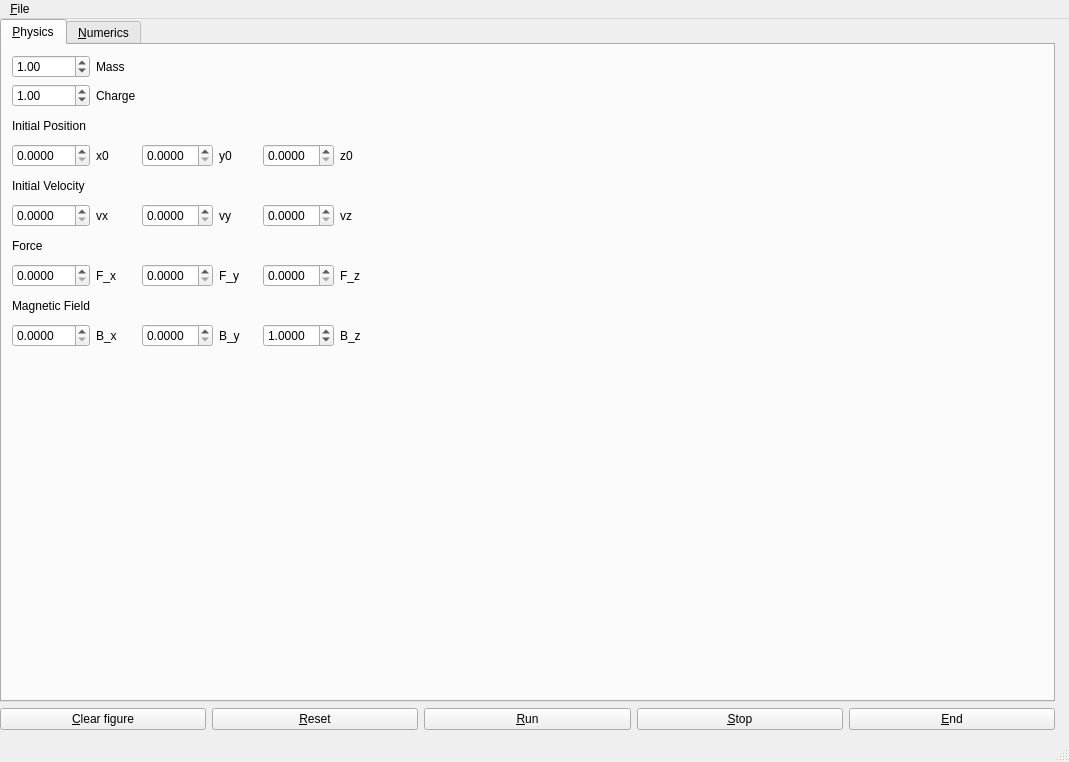
Above: src/drift_explorer/mainwindow.ui from PlasmaFAIR/DriftExplorer before the change. Below: the same form after it.
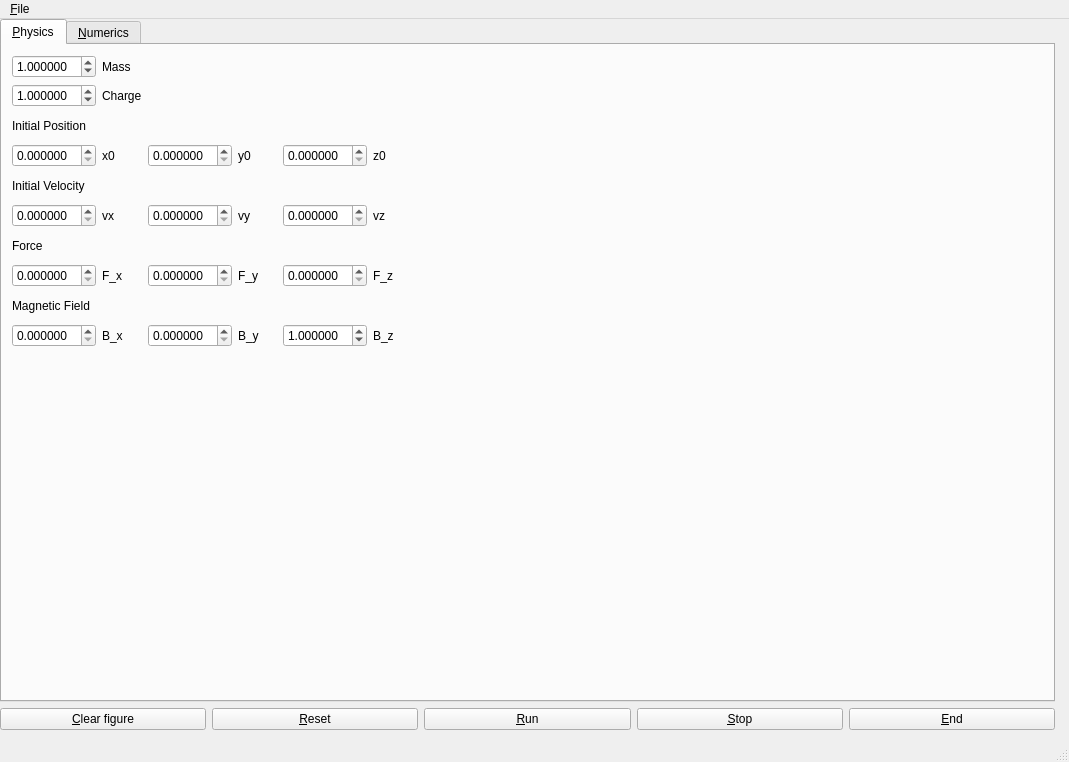
That is the form after the change. Icons and pictures are not drawn. Custom widgets are drawn as their Qt base class.

Commit message: Switch most spin boxes to scientificdoublespinbox

What changed in the file:
```diff
--- a/src/drift_explorer/mainwindow.ui
+++ b/src/drift_explorer/mainwindow.ui
@@ -40,145 +40,17 @@
             <rect>
              <x>10</x>
              <y>10</y>
-             <width>366</width>
+             <width>400</width>
              <height>292</height>
             </rect>
            </property>
            <layout class="QVBoxLayout" name="verticalLayout">
             <item>
              <layout class="QGridLayout" name="gridLayout">
-              <item row="0" column="0">
-               <widget class="QDoubleSpinBox" name="mass_spin_box">
-                <property name="value">
-                 <double>1.000000000000000</double>
-                </property>
-               </widget>
-              </item>
-              <item row="4" column="4">
-               <widget class="QDoubleSpinBox" name="z_spin_box">
-                <property name="decimals">
-                 <number>4</number>
-                </property>
-               </widget>
-              </item>
-              <item row="4" column="5">
-               <widget class="QLabel" name="label_10">
+              <item row="7" column="1">
+               <widget class="QLabel" name="fx_label">
                 <property name="text">
-                 <string>z0</string>
-                </property>
-               </widget>
-              </item>
-              <item row="1" column="1">
-               <widget class="QLabel" name="label_2">
-                <property name="text">
-                 <string>Charge</string>
-                </property>
-               </widget>
-              </item>
-              <item row="13" column="3">
-               <widget class="QLabel" name="label_7">
-                <property name="text">
-                 <string>B_y</string>
-                </property>
-               </widget>
-              </item>
-              <item row="4" column="1">
-               <widget class="QLabel" name="label_11">
-                <property name="text">
-                 <string>x0</string>
-                </property>
-               </widget>
-              </item>
-              <item row="5" column="0">
-               <widget class="QLabel" name="label_15">
-                <property name="text">
-                 <string>Initial Velocity</string>
-                </property>
-               </widget>
-              </item>
-              <item row="13" column="2">
-               <widget class="QDoubleSpinBox" name="b_y_spin_box">
-                <property name="decimals">
-                 <number>4</number>
-                </property>
-               </widget>
-              </item>
-              <item row="11" column="0">
-               <widget class="QLabel" name="label_14">
-                <property name="text">
-                 <string>Magnetic Field</string>
-                </property>
-               </widget>
-              </item>
-              <item row="0" column="1">
-               <widget class="QLabel" name="label">
-                <property name="text">
-                 <string>Mass</string>
-                </property>
-               </widget>
-              </item>
-              <item row="13" column="1">
-               <widget class="QLabel" name="label_6">
-                <property name="text">
-                 <string>B_x</string>
-                </property>
-               </widget>
-              </item>
-              <item row="4" column="3">
-               <widget class="QLabel" name="label_9">
-                <property name="text">
-                 <string>y0</string>
-                </property>
-               </widget>
-              </item>
-              <item row="4" column="2">
-               <widget class="QDoubleSpinBox" name="y_spin_box">
-                <property name="decimals">
-                 <number>4</number>
-                </property>
-               </widget>
-              </item>
-              <item row="6" column="2">
-               <widget class="QDoubleSpinBox" name="v_y_spin_box">
-                <property name="decimals">
-                 <number>4</number>
-                </property>
-                <property name="singleStep">
-                 <double>0.100000000000000</double>
-                </property>
-               </widget>
-              </item>
-              <item row="6" column="5">
-               <widget class="QLabel" name="label_18">
-                <property name="text">
-                 <string>vz</string>
-                </property>
-               </widget>
-              </item>
-              <item row="10" column="4">
-               <widget class="QDoubleSpinBox" name="f_z_spin_box">
-                <property name="decimals">
-                 <number>4</number>
-                </property>
-                <property name="singleStep">
-                 <double>0.100000000000000</double>
-                </property>
-               </widget>
-              </item>
-              <item row="13" column="5">
-               <widget class="QLabel" name="label_8">
-                <property name="text">
-                 <string>B_z</string>
-                </property>
-               </widget>
-              </item>
-              <item row="10" column="2">
-               <widget class="QDoubleSpinBox" name="f_y_spin_box">
-                <property name="decimals">
-                 <number>4</number>
-                </property>
-                <property name="singleStep">
-                 <double>0.100000000000000</double>
+                 <string>F_x</string>
                 </property>
                </widget>
               </item>
@@ -189,106 +61,240 @@
                 </property>
                </widget>
               </item>
-              <item row="10" column="5">
-               <widget class="QLabel" name="label_5">
+              <item row="5" column="0">
+               <widget class="ScientificDoubleSpinBox" name="v_x_spin_box">
+                <property name="decimals">
+                 <number>6</number>
+                </property>
+                <property name="singleStep">
+                 <double>0.100000000000000</double>
+                </property>
+               </widget>
+              </item>
+              <item row="5" column="5">
+               <widget class="QLabel" name="vz_label">
+                <property name="text">
+                 <string>vz</string>
+                </property>
+               </widget>
+              </item>
+              <item row="3" column="4">
+               <widget class="ScientificDoubleSpinBox" name="z_spin_box">
+                <property name="decimals">
+                 <number>6</number>
+                </property>
+               </widget>
+              </item>
+              <item row="3" column="2">
+               <widget class="ScientificDoubleSpinBox" name="y_spin_box">
+                <property name="decimals">
+                 <number>6</number>
+                </property>
+               </widget>
+              </item>
+              <item row="3" column="5">
+               <widget class="QLabel" name="z0_label">
+                <property name="text">
+                 <string>z0</string>
+                </property>
+               </widget>
+              </item>
+              <item row="9" column="3">
+               <widget class="QLabel" name="by_label">
+                <property name="text">
+                 <string>B_y</string>
+                </property>
+               </widget>
+              </item>
+              <item row="1" column="0">
+               <widget class="ScientificDoubleSpinBox" name="charge_spin_box">
+                <property name="decimals">
+                 <number>6</number>
+                </property>
+                <property name="value">
+                 <double>1.000000000000000</double>
+                </property>
+               </widget>
+              </item>
+              <item row="3" column="0">
+               <widget class="ScientificDoubleSpinBox" name="x_spin_box">
+                <property name="decimals">
+                 <number>6</number>
+                </property>
+               </widget>
+              </item>
+              <item row="9" column="0">
+               <widget class="ScientificDoubleSpinBox" name="b_x_spin_box">
+                <property name="decimals">
+                 <number>6</number>
+                </property>
+               </widget>
+              </item>
+              <item row="9" column="2">
+               <widget class="ScientificDoubleSpinBox" name="b_y_spin_box">
+                <property name="decimals">
+                 <number>6</number>
+                </property>
+               </widget>
+              </item>
+              <item row="5" column="4">
+               <widget class="ScientificDoubleSpinBox" name="v_z_spin_box">
+                <property name="decimals">
+                 <number>6</number>
+                </property>
+                <property name="singleStep">
+                 <double>0.100000000000000</double>
+                </property>
+               </widget>
+              </item>
+              <item row="7" column="0">
+               <widget class="ScientificDoubleSpinBox" name="f_x_spin_box">
+                <property name="decimals">
+                 <number>6</number>
+                </property>
+                <property name="singleStep">
+                 <double>0.100000000000000</double>
+                </property>
+               </widget>
+              </item>
+              <item row="7" column="5">
+               <widget class="QLabel" name="fz_label">
                 <property name="text">
                  <string>F_z</string>
                 </property>
                </widget>
               </item>
-              <item row="6" column="1">
-               <widget class="QLabel" name="label_16">
+              <item row="0" column="0">
+               <widget class="ScientificDoubleSpinBox" name="mass_spin_box">
+                <property name="decimals">
+                 <number>6</number>
+                </property>
+                <property name="value">
+                 <double>1.000000000000000</double>
+                </property>
+               </widget>
+              </item>
+              <item row="9" column="1">
+               <widget class="QLabel" name="bx_label">
                 <property name="text">
-                 <string>vx</string>
+                 <string>B_x</string>
                 </property>
                </widget>
               </item>
-              <item row="6" column="3">
-               <widget class="QLabel" name="label_17">
+              <item row="3" column="1">
+               <widget class="QLabel" name="x0_label">
+                <property name="text">
+                 <string>x0</string>
+                </property>
+               </widget>
+              </item>
+              <item row="7" column="4">
+               <widget class="ScientificDoubleSpinBox" name="f_z_spin_box">
+                <property name="decimals">
+                 <number>6</number>
+                </property>
+                <property name="singleStep">
+                 <double>0.100000000000000</double>
+                </property>
+               </widget>
+              </item>
+              <item row="5" column="3">
+               <widget class="QLabel" name="vy_label">
                 <property name="text">
                  <string>vy</string>
                 </property>
                </widget>
               </item>
-              <item row="13" column="4">
-               <widget class="QDoubleSpinBox" name="b_z_spin_box">
+              <item row="8" column="0">
+               <widget class="QLabel" name="label_14">
+                <property name="text">
+                 <string>Magnetic Field</string>
+                </property>
+               </widget>
+              </item>
+              <item row="5" column="2">
+               <widget class="ScientificDoubleSpinBox" name="v_y_spin_box">
                 <property name="decimals">
-                 <number>4</number>
+                 <number>6</number>
                 </property>
-                <property name="value">
-                 <double>1.000000000000000</double>
+                <property name="singleStep">
+                 <double>0.100000000000000</double>
                 </property>
                </widget>
               </item>
               <item row="6" column="0">
-               <widget class="QDoubleSpinBox" name="v_x_spin_box">
-                <property name="decimals">
-                 <number>4</number>
-                </property>
-                <property name="singleStep">
-                 <double>0.100000000000000</double>
-                </property>
-               </widget>
-              </item>
-              <item row="10" column="3">
-               <widget class="QLabel" name="label_4">
-                <property name="text">
-                 <string>F_y</string>
-                </property>
-               </widget>
-              </item>
-              <item row="7" column="0">
                <widget class="QLabel" name="label_13">
                 <property name="text">
                  <string>Force</string>
                 </property>
                </widget>
               </item>
-              <item row="10" column="0">
-               <widget class="QDoubleSpinBox" name="f_x_spin_box">
+              <item row="0" column="1">
+               <widget class="QLabel" name="mass_label">
+                <property name="text">
+                 <string>Mass</string>
+                </property>
+               </widget>
+              </item>
+              <item row="7" column="2">
+               <widget class="ScientificDoubleSpinBox" name="f_y_spin_box">
                 <property name="decimals">
-                 <number>4</number>
+                 <number>6</number>
                 </property>
                 <property name="singleStep">
                  <double>0.100000000000000</double>
                 </property>
                </widget>
               </item>
-              <item row="10" column="1">
-               <widget class="QLabel" name="label_3">
-                <property name="text">
-                 <string>F_x</string>
-                </property>
-               </widget>
-              </item>
               <item row="4" column="0">
-               <widget class="QDoubleSpinBox" name="x_spin_box">
+               <widget class="QLabel" name="label_15">
+                <property name="text">
+                 <string>Initial Velocity</string>
+                </property>
+               </widget>
+              </item>
+              <item row="1" column="1">
+               <widget class="QLabel" name="charge_label">
+                <property name="text">
+                 <string>Charge</string>
+                </property>
+               </widget>
+              </item>
+              <item row="9" column="4">
+               <widget class="ScientificDoubleSpinBox" name="b_z_spin_box">
                 <property name="decimals">
-                 <number>4</number>
+                 <number>6</number>
                 </property>
-               </widget>
-              </item>
-              <item row="1" column="0">
-               <widget class="QDoubleSpinBox" name="charge_spin_box">
                 <property name="value">
                  <double>1.000000000000000</double>
                 </property>
                </widget>
               </item>
-              <item row="6" column="4">
-               <widget class="QDoubleSpinBox" name="v_z_spin_box">
-                <property name="decimals">
-                 <number>4</number>
+              <item row="7" column="3">
+               <widget class="QLabel" name="fy_label">
+                <property name="text">
+                 <string>F_y</string>
                 </property>
-                <property name="singleStep">
-                 <double>0.100000000000000</double>
+               </widget>
+              </item>
+              <item row="9" column="5">
+               <widget class="QLabel" name="bz_label">
+                <property name="text">
+                 <string>B_z</string>
                 </property>
                </widget>
               </item>
-              <item row="13" column="0">
-               <widget class="QDoubleSpinBox" name="b_x_spin_box">
-                <property name="decimals">
-                 <number>4</number>
+              <item row="5" column="1">
+               <widget class="QLabel" name="vx_label">
+                <property name="text">
+                 <string>vx</string>
+                </property>
+               </widget>
+              </item>
+              <item row="3" column="3">
+               <widget class="QLabel" name="y0_label">
+                <property name="text">
+                 <string>y0</string>
                 </property>
                </widget>
               </item>
```
Left out of the diff: 10 changed lines with no effect on the pictures. The commit also changes 2 other files.
